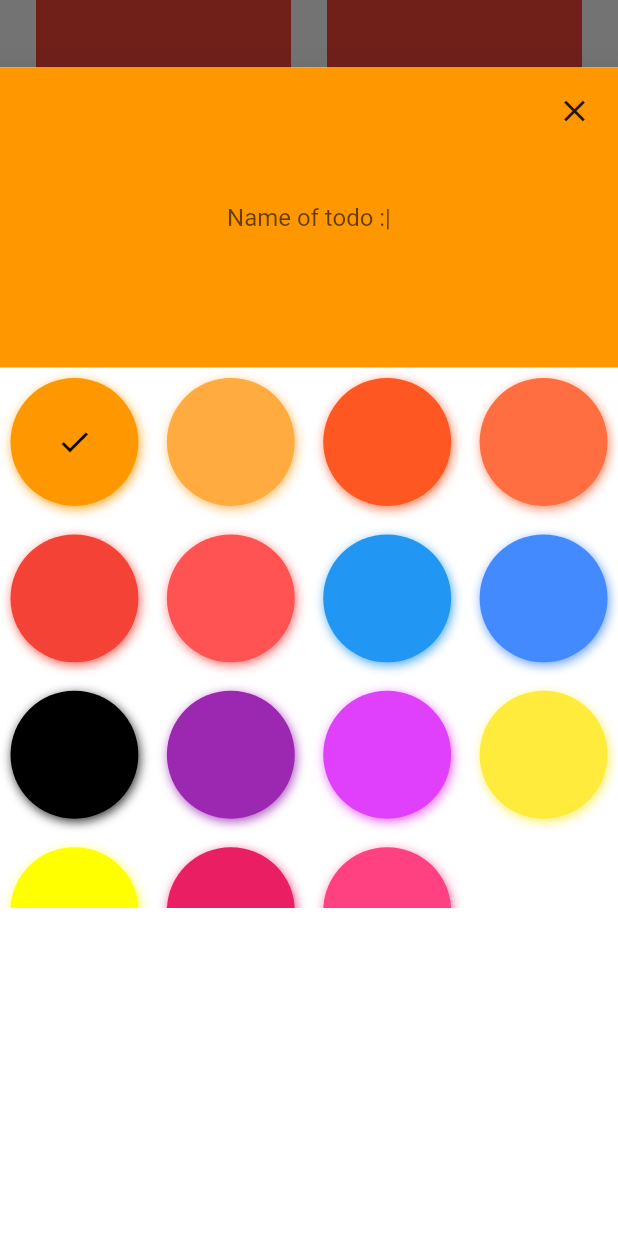
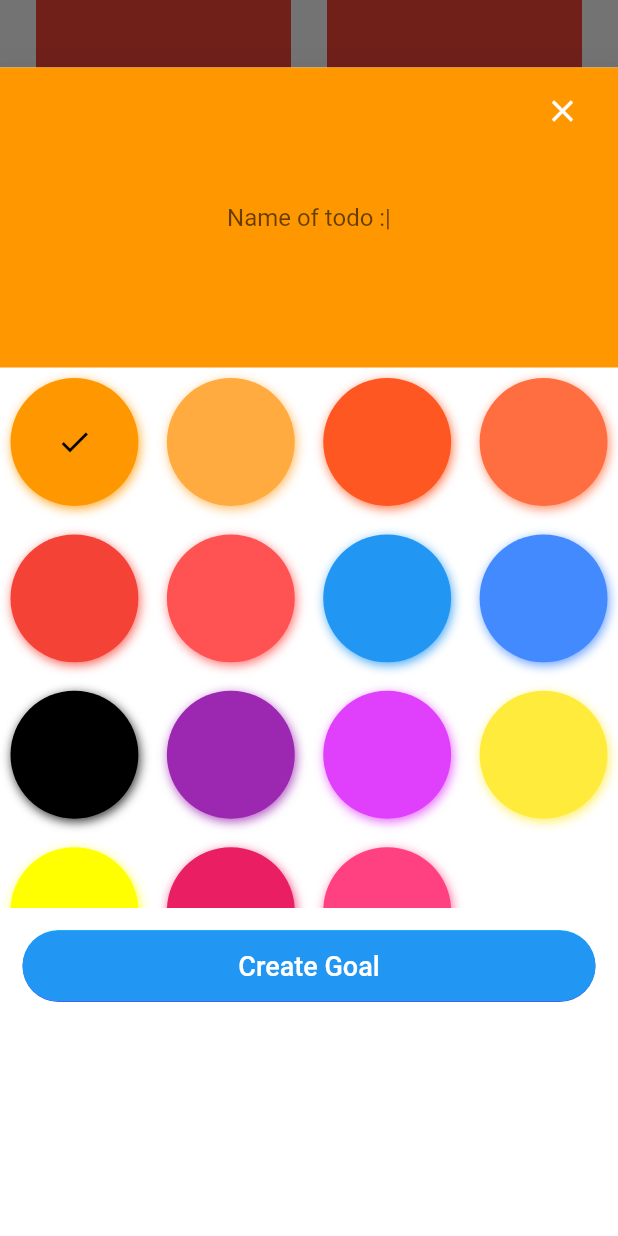
Before and after one commit to Syncxv/flutter-thingy, a Flutter app: the screen it shows after launch, scrolled down 576 dp, after a tap on "New Goal", on a phone screen of 412 x 824 dp. Run offline on Flutter 3.47's test engine with Material 2 defaults, Android fonts, the light colour scheme and no system bars; drawn by our look-alikes of flutter_colorpicker.

Commit message:
:D refactored the button and renamed closebutton :|

```diff
--- a/lib/widgets/bottom_tab_bar.dart
+++ b/lib/widgets/bottom_tab_bar.dart
@@ -1,4 +1,5 @@
 import 'package:appy/config/palette.dart';
+import 'package:appy/widgets/widgets.dart';
 import 'package:flutter/material.dart';
 import 'package:flutter_colorpicker/flutter_colorpicker.dart';
 
@@ -59,7 +60,16 @@
                     Color(0xFF4455EE),
                   ],
                 )),
-            child: const PlusBtn(),
+            child: Button(
+              icon: true,
+              text: "New Goal",
+              onPressed: () {
+                showDialog(
+                  context: context,
+                  builder: (context) => const _PopupDialog(),
+                );
+              },
+            ),
           ),
           Container(
             margin: EdgeInsets.only(
@@ -73,53 +83,6 @@
                 color: Colors.grey.shade600,
                 size: iconSize,
               ),
-            ),
-          ),
-        ],
-      ),
-    );
-  }
-}
-
-class PlusBtn extends StatefulWidget {
-  const PlusBtn({Key? key}) : super(key: key);
-
-  @override
-  _PlusBtn createState() => _PlusBtn();
-}
-
-class _PlusBtn extends State<PlusBtn> {
-  Color color = Colors.orange;
-  @override
-  Widget build(BuildContext context) {
-    return ElevatedButton(
-      style: ButtonStyle(
-        shadowColor: MaterialStateProperty.all(Colors.transparent),
-        padding: MaterialStateProperty.all(const EdgeInsets.all(13.0)),
-        shape: MaterialStateProperty.all(
-          RoundedRectangleBorder(
-            borderRadius: BorderRadius.circular(25),
-          ),
-        ),
-      ),
-      onPressed: () {
-        showDialog(
-          context: context,
-          builder: (context) => _PopupDialog(),
-        );
-      },
-      child: Row(
-        mainAxisAlignment: MainAxisAlignment.center,
-        children: const [
-          Icon(
-            Icons.add,
-            color: Colors.white,
-          ),
-          Text(
-            "New Goal",
-            style: TextStyle(
-              color: Colors.white,
-              fontSize: 18,
             ),
           ),
         ],
@@ -212,7 +175,7 @@
                     children: const [
                       Positioned(
                         right: 0,
-                        child: CloseButton(),
+                        child: WhatCloseButton(),
                       ),
                       Align(
                         alignment: Alignment.center,
@@ -238,6 +201,32 @@
                 itemBuilder: itemBuilder,
               ),
             ),
+            SliverToBoxAdapter(
+              child: Container(
+                margin: const EdgeInsets.all(15.0),
+                decoration: BoxDecoration(
+                    borderRadius: BorderRadius.circular(25),
+                    gradient: const LinearGradient(
+                      stops: [
+                        0.10,
+                        0.93,
+                      ],
+                      begin: Alignment.topCenter,
+                      end: Alignment.bottomCenter,
+                      colors: [
+                        Color(0xFF16BCFE),
+                        Color(0xFF4455EE),
+                      ],
+                    )),
+                child: Button(
+                  icon: false,
+                  text: "Create Goal",
+                  onPressed: () {
+                    print("HEHHE");
+                  },
+                ),
+              ),
+            )
           ],
         ),
       ),
--- /dev/null
+++ b/lib/widgets/button.dart
@@ -0,0 +1,46 @@
+import 'package:flutter/material.dart';
+
+class Button extends StatelessWidget {
+  final bool icon;
+  final String text;
+  final VoidCallback onPressed;
+  const Button(
+      {Key? key,
+      required this.icon,
+      required this.text,
+      required this.onPressed})
+      : super(key: key);
+
+  @override
+  Widget build(BuildContext context) {
+    return ElevatedButton(
+      style: ButtonStyle(
+        shadowColor: MaterialStateProperty.all(Colors.transparent),
+        padding: MaterialStateProperty.all(const EdgeInsets.all(13.0)),
+        shape: MaterialStateProperty.all(
+          RoundedRectangleBorder(
+            borderRadius: BorderRadius.circular(25),
+          ),
+        ),
+      ),
+      onPressed: () => onPressed(),
+      child: Row(
+        mainAxisAlignment: MainAxisAlignment.center,
+        children: [
+          if (icon)
+            const Icon(
+              Icons.add,
+              color: Colors.white,
+            ),
+          Text(
+            text,
+            style: const TextStyle(
+              color: Colors.white,
+              fontSize: 18,
+            ),
+          ),
+        ],
+      ),
+    );
+  }
+}
--- a/lib/widgets/close_button.dart
+++ b/lib/widgets/close_button.dart
@@ -1,7 +1,7 @@
 import 'package:flutter/material.dart';
 
-class CloseButton extends StatelessWidget {
-  const CloseButton({Key? key}) : super(key: key);
+class WhatCloseButton extends StatelessWidget {
+  const WhatCloseButton({Key? key}) : super(key: key);
 
   @override
   Widget build(BuildContext context) {
--- a/lib/widgets/widgets.dart
+++ b/lib/widgets/widgets.dart
@@ -3,3 +3,4 @@
 export './bottom_tab_bar.dart';
 export './close_button.dart';
 export './popup.dart';
+export './button.dart';
```
